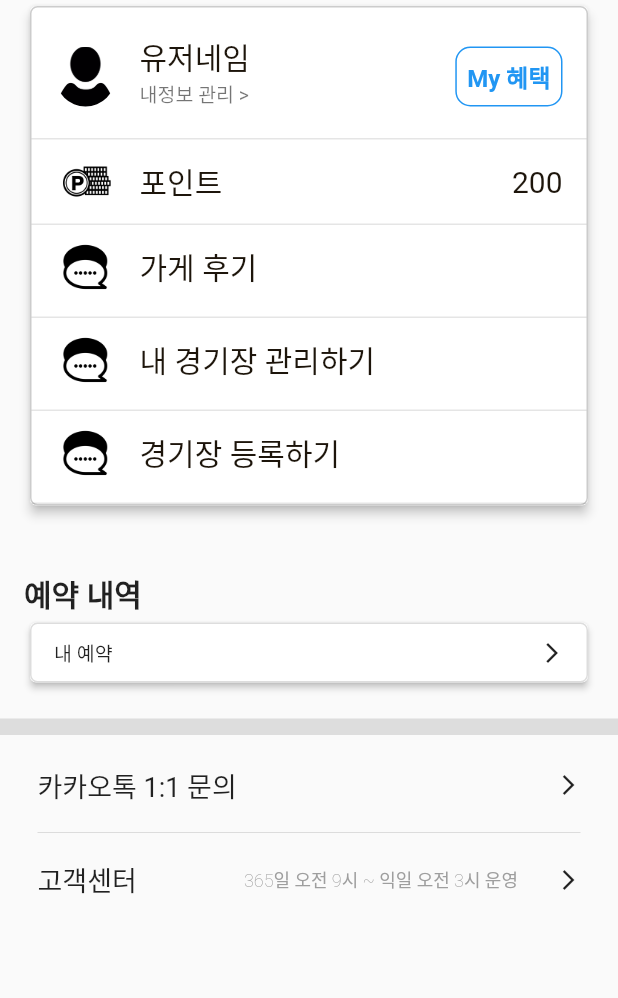
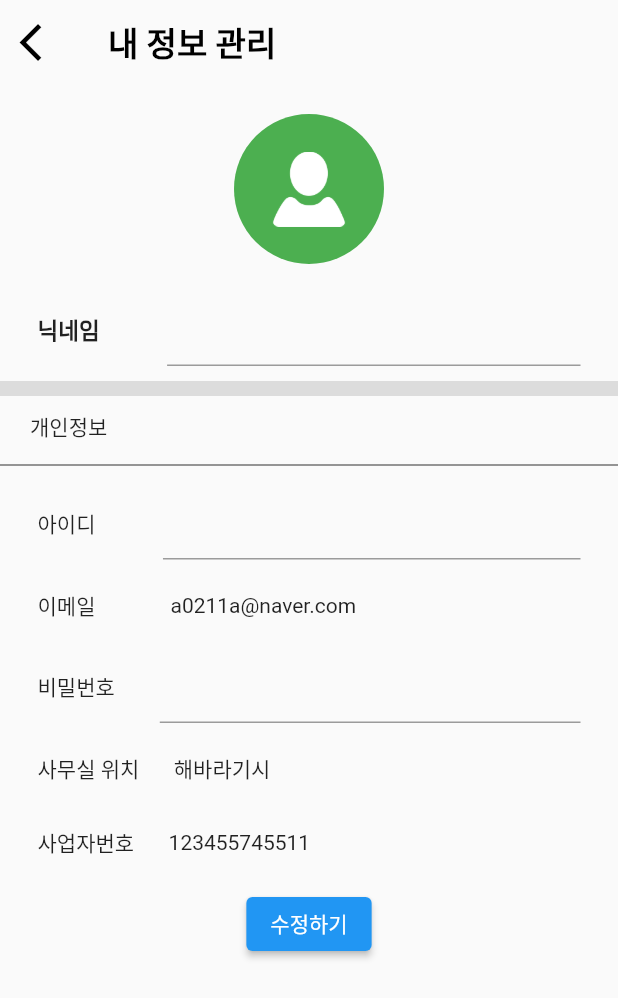
Before and after one commit to WhyAreYouSoMad/sporting_app, a Flutter app: the CompanyInfoPage screen opened by its route, after a tap on "내정보 관리 >", on a phone screen of 412 x 824 dp. Shown: the top 998 px of the screen. Run offline on Flutter 3.47's test engine with Material 2 defaults, Android fonts, the phone set to English and light mode, and no system bars; our stand-ins replace curved_navigation_bar, validators; missing offline and left inert: remedi_kopo.

Commit message:
기업 개인 정보수정

```diff
--- /dev/null
+++ b/lib/view/pages/company/company_info/company_info_udate/company_info_body.dart
@@ -0,0 +1,50 @@
+import 'package:flutter/material.dart';
+import 'package:sporting_app/view/pages/company/company_info/company_info_udate/company_info_update_contents.dart';
+
+class CompanyInfoBody extends StatefulWidget {
+  const CompanyInfoBody({Key? key}) : super(key: key);
+
+  @override
+  State<CompanyInfoBody> createState() => _CompanyInfoBodyState();
+}
+
+class _CompanyInfoBodyState extends State<CompanyInfoBody> {
+
+
+  @override
+  Widget build(BuildContext context) {
+    return ListView(
+      children: [
+        Column(
+          children: [
+            MyImage(),
+            MyName(),
+            Divider(thickness: 10, height: 30),
+            _Text(),
+            Divider(thickness: 1, height: 30, color: Colors.black54),
+            BottomContent(),
+          ],
+        ),
+      ],
+    );
+  }
+
+
+
+  Widget _Text() {
+    return Padding(
+      padding: const EdgeInsets.symmetric(horizontal: 20),
+      child: Row(
+        children: [
+          Text("개인정보", textAlign: TextAlign.start),
+        ],
+      ),
+    );
+  }
+
+
+
+
+
+
+}
--- /dev/null
+++ b/lib/view/pages/company/company_info/company_info_udate/company_info_update_contents.dart
@@ -0,0 +1,156 @@
+import 'package:flutter/material.dart';
+
+class BottomContent extends StatelessWidget {
+  const BottomContent({Key? key}) : super(key: key);
+
+  @override
+  Widget build(BuildContext context) {
+    return Padding(
+      padding: const EdgeInsets.symmetric(horizontal: 25),
+      child: Column(
+        children: [
+          _idInformation(),
+          _email(),
+          _passwordInformation(),
+          _above(),
+          _number(),
+          _button(context)
+        ],
+      ),
+    );
+  }
+  ElevatedButton _button(BuildContext context) {
+    return ElevatedButton(
+        onPressed: () {
+          Navigator.of(context).pop();
+        },
+        child: Text("수정하기"));
+  }
+
+  Padding _number() {
+    return Padding(
+      padding: const EdgeInsets.only(bottom: 20),
+      child: Row(
+        children: [Text("사업자번호"), SizedBox(width: 23), Text("123455745511")],
+      ),
+    );
+  }
+  Padding _above() {
+    return Padding(
+      padding: const EdgeInsets.only(top: 20, bottom: 28),
+      child: Row(
+        children: [Text("사무실 위치"), SizedBox(width: 23), Text("해바라기시")],
+      ),
+    );
+  }
+
+  Row _passwordInformation() {
+    return Row(
+      children: [
+        Text("비밀번호"),
+        SizedBox(width: 30),
+        Expanded(
+          child: TextFormField(
+            decoration: InputDecoration(
+              contentPadding: EdgeInsets.symmetric(horizontal: 10),
+            ),
+          ),
+        ),
+      ],
+    );
+  }
+  Padding _email() {
+    return Padding(
+      padding: const EdgeInsets.only(top: 20, bottom: 20),
+      child: Row(
+        children: [Text("이메일"), SizedBox(width: 50), Text("a0211a@naver.com")],
+      ),
+    );
+  }
+
+  Row _idInformation() {
+    return Row(
+      children: [
+        Text("아이디"),
+        SizedBox(width: 45),
+        Expanded(
+          child: TextFormField(
+            decoration: InputDecoration(
+              contentPadding: EdgeInsets.symmetric(horizontal: 10),
+            ),
+          ),
+        ),
+      ],
+    );
+  }
+}
+
+class MyImage extends StatefulWidget {
+
+  const MyImage({Key? key}) : super(key: key);
+
+  @override
+  State<MyImage> createState() => _MyImageState();
+}
+
+class _MyImageState extends State<MyImage> {
+  bool _isImageSelected = true;
+
+  void _changeImage() {
+    setState(() {
+      _isImageSelected = !_isImageSelected;
+    });
+  }
+  @override
+  Widget build(BuildContext context) {
+
+    return Padding(
+        padding: const EdgeInsets.symmetric(vertical: 20),
+        child: ClipRRect(
+          borderRadius: BorderRadius.circular(100),
+          child: GestureDetector(
+            onTap: _changeImage,
+            child: Container(
+              width: 100,
+              height: 100,
+              color: Colors.green,
+              child: Center(
+                child: _isImageSelected
+                    ? Image.asset("assets/images/icons/man.png",
+                    color: Colors.white, width: 50, height: 50)
+                    : Image.asset("assets/images/icons/her.png",
+                    color: Colors.white, width: 50, height: 50),
+              ),
+            ),
+          ),
+        ),
+      );
+    }
+}
+
+class MyName extends StatelessWidget {
+  const MyName({Key? key}) : super(key: key);
+
+  @override
+  Widget build(BuildContext context) {
+    return Padding(
+        padding: const EdgeInsets.symmetric(horizontal: 25),
+        child: Row(
+          children: [
+            Text(
+              "닉네임",
+              style: TextStyle(fontSize: 15, fontWeight: FontWeight.bold),
+            ),
+            SizedBox(width: 45),
+            Expanded(
+              child: TextFormField(
+                decoration: InputDecoration(
+                  contentPadding: EdgeInsets.symmetric(horizontal: 10),
+                ),
+              ),
+            ),
+          ],
+        ),
+      );
+    }
+  }
--- /dev/null
+++ b/lib/view/pages/company/company_info/company_info_update_page.dart
@@ -0,0 +1,39 @@
+import 'package:flutter/material.dart';
+import 'package:sporting_app/core/constants/my_colors.dart';
+import 'package:sporting_app/view/pages/company/company_info/company_info_udate/company_info_body.dart';
+
+
+class CompanyInfoUpdatePage extends StatelessWidget {
+  const CompanyInfoUpdatePage({Key? key}) : super(key: key);
+
+  @override
+  Widget build(BuildContext context) {
+    return SafeArea(
+        child: Scaffold(
+      appBar: _company_info_update_appbar(context),
+      body: CompanyInfoBody(),
+    ));
+  }
+
+  AppBar _company_info_update_appbar(BuildContext context) {
+    return AppBar(
+      elevation: 0,
+      leading: IconButton(
+        onPressed: () {
+          Navigator.of(context).pop();
+        },
+        icon: Icon(
+          Icons.arrow_back_ios,
+          color: kBlackColor,
+          size: 30,
+        ),
+      ),
+      title: Text("내 정보 관리", style: TextStyle(
+        color: kBlackColor,
+        fontWeight: FontWeight.bold,
+        fontSize: 22,
+      ),
+      ),
+    );
+  }
+}
--- a/lib/view/pages/company/company_info/components/company_info_contents.dart
+++ b/lib/view/pages/company/company_info/components/company_info_contents.dart
@@ -1,6 +1,7 @@
 import 'package:flutter/material.dart';
 import 'package:sporting_app/core/constants/my_colors.dart';
 import 'package:sporting_app/view/components/my_list_tile.dart';
+import 'package:sporting_app/view/pages/company/company_info/company_info_update_page.dart';
 import 'package:sporting_app/view/pages/company/company_stadium_list/company_stadium_list_page.dart';
 
 class CompanyInfoContents extends StatelessWidget {
@@ -38,7 +39,9 @@ class CompanyInfoContents extends StatelessWidget {
                 trailingText: "My 혜택",
                 title: "유저네임",
                 subtitle: "내정보 관리 >",
-                funSubtitle: () {},
+                funSubtitle: () {
+                  Navigator.of(context).push(MaterialPageRoute(builder: (_) => CompanyInfoUpdatePage()));
+                },
               ),
             ),
             Container(
--- a/lib/view/pages/main/player_info/components/player_info_contents.dart
+++ b/lib/view/pages/main/player_info/components/player_info_contents.dart
@@ -1,6 +1,7 @@
 import 'package:flutter/material.dart';
 import 'package:sporting_app/core/constants/my_colors.dart';
 import 'package:sporting_app/view/components/my_list_tile.dart';
+import 'package:sporting_app/view/pages/main/player_info/player_info_update_page.dart';
 
 class PlayerInfoContents extends StatelessWidget {
   const PlayerInfoContents({Key? key}) : super(key: key);
@@ -37,7 +38,9 @@ class PlayerInfoContents extends StatelessWidget {
                 trailingText: "My 혜택",
                 title: "유저네임",
                 subtitle: "내정보 관리 >",
-                funSubtitle: () {},
+                funSubtitle: () {
+                  Navigator.of(context).push(MaterialPageRoute(builder: (_)=> PlayerInfoUpdatePage()));
+                },
               ),
             ),
             Container(
--- a/pubspec.yaml
+++ b/pubspec.yaml
@@ -41,6 +41,8 @@ dependencies:
   flutter_riverpod: ^2.3.4
   validators: ^3.0.0
   logger: ^1.1.0
+  image_picker: ^0.8.7+4
+  remedi_kopo: ^0.0.1
 
 
 
```
Also changed, not shown: lib/view/pages/main/player_info/player_info_update/player_info_update_body.dart (added, +43 -0 lines), lib/view/pages/main/player_info/player_info_update/player_info_update_contents.dart (added, +212 -0 lines), lib/view/pages/main/player_info/player_info_update_page.dart (added, +13 -0 lines), assets/images/icons/Writing.png (added), pubspec.lock, 1 other file.
